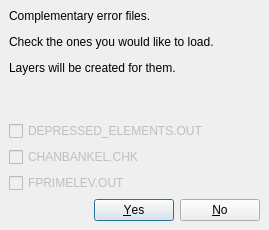
This is flo2d/ui/issues_files.ui in FLO-2DSoftware/qgis-flo-2d-plugin as Qt 5 draws it before an edit. The edited form follows.
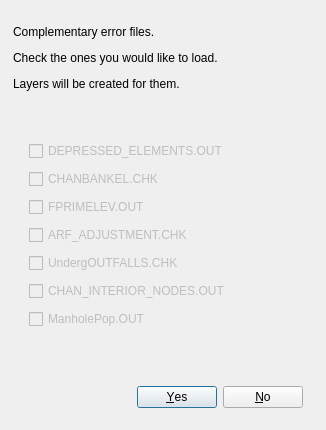
This is the edited form.

Commit message: Stop creation of debug/complementary layers due to unresolved error

The edit to the form file:
```diff
--- a/flo2d/ui/issues_files.ui
+++ b/flo2d/ui/issues_files.ui
@@ -6,8 +6,8 @@
    <rect>
     <x>0</x>
     <y>0</y>
-    <width>269</width>
-    <height>215</height>
+    <width>326</width>
+    <height>430</height>
    </rect>
   </property>
   <property name="sizePolicy">
@@ -22,65 +22,135 @@
   <property name="modal">
    <bool>true</bool>
   </property>
-  <layout class="QGridLayout" name="gridLayout_2">
-   <item row="0" column="0">
-    <widget class="QLabel" name="label">
-     <property name="text">
-      <string>&lt;html&gt;&lt;head/&gt;&lt;body&gt;&lt;p&gt;Complementary error files.&lt;/p&gt;&lt;p&gt;Check the ones you would like to load.&lt;/p&gt;&lt;p&gt;Layers will be created for them.&lt;/p&gt;&lt;p&gt;&lt;br/&gt;&lt;/p&gt;&lt;/body&gt;&lt;/html&gt;</string>
-     </property>
-    </widget>
-   </item>
-   <item row="1" column="0">
-    <layout class="QGridLayout" name="gridLayout">
-     <item row="2" column="0">
-      <widget class="QCheckBox" name="fprimelev_chbox">
-       <property name="enabled">
-        <bool>false</bool>
-       </property>
-       <property name="text">
-        <string>FPRIMELEV.OUT</string>
-       </property>
-       <property name="checked">
-        <bool>false</bool>
-       </property>
-      </widget>
-     </item>
-     <item row="1" column="0">
-      <widget class="QCheckBox" name="chanbankel_chbox">
-       <property name="enabled">
-        <bool>false</bool>
-       </property>
-       <property name="text">
-        <string>CHANBANKEL.CHK</string>
-       </property>
-       <property name="checked">
-        <bool>false</bool>
-       </property>
-      </widget>
-     </item>
-     <item row="0" column="0">
-      <widget class="QCheckBox" name="depressed_elements_chbox">
-       <property name="enabled">
-        <bool>false</bool>
-       </property>
-       <property name="text">
-        <string>DEPRESSED_ELEMENTS.OUT</string>
-       </property>
-       <property name="checked">
-        <bool>false</bool>
-       </property>
-      </widget>
-     </item>
-    </layout>
-   </item>
-   <item row="2" column="0">
-    <widget class="QDialogButtonBox" name="complementary_files_buttonBox">
-     <property name="standardButtons">
-      <set>QDialogButtonBox::No|QDialogButtonBox::Yes</set>
-     </property>
-    </widget>
-   </item>
-  </layout>
+  <widget class="QLabel" name="label">
+   <property name="geometry">
+    <rect>
+     <x>13</x>
+     <y>13</y>
+     <width>274</width>
+     <height>131</height>
+    </rect>
+   </property>
+   <property name="text">
+    <string>&lt;html&gt;&lt;head/&gt;&lt;body&gt;&lt;p&gt;Complementary error files.&lt;/p&gt;&lt;p&gt;Check the ones you would like to load.&lt;/p&gt;&lt;p&gt;Layers will be created for them.&lt;/p&gt;&lt;p&gt;&lt;br/&gt;&lt;/p&gt;&lt;/body&gt;&lt;/html&gt;</string>
+   </property>
+  </widget>
+  <widget class="QDialogButtonBox" name="complementary_files_buttonBox">
+   <property name="geometry">
+    <rect>
+     <x>70</x>
+     <y>380</y>
+     <width>233</width>
+     <height>34</height>
+    </rect>
+   </property>
+   <property name="standardButtons">
+    <set>QDialogButtonBox::No|QDialogButtonBox::Yes</set>
+   </property>
+  </widget>
+  <widget class="QWidget" name="layoutWidget">
+   <property name="geometry">
+    <rect>
+     <x>20</x>
+     <y>130</y>
+     <width>281</width>
+     <height>217</height>
+    </rect>
+   </property>
+   <layout class="QVBoxLayout" name="verticalLayout">
+    <item>
+     <widget class="QCheckBox" name="depressed_elements_chbox">
+      <property name="enabled">
+       <bool>false</bool>
+      </property>
+      <property name="text">
+       <string>DEPRESSED_ELEMENTS.OUT</string>
+      </property>
+      <property name="checked">
+       <bool>false</bool>
+      </property>
+     </widget>
+    </item>
+    <item>
+     <widget class="QCheckBox" name="chanbankel_chbox">
+      <property name="enabled">
+       <bool>false</bool>
+      </property>
+      <property name="text">
+       <string>CHANBANKEL.CHK</string>
+      </property>
+      <property name="checked">
+       <bool>false</bool>
+      </property>
+     </widget>
+    </item>
+    <item>
+     <widget class="QCheckBox" name="fprimelev_chbox">
+      <property name="enabled">
+       <bool>false</bool>
+      </property>
+      <property name="text">
+       <string>FPRIMELEV.OUT</string>
+      </property>
+      <property name="checked">
+       <bool>false</bool>
+      </property>
+     </widget>
+    </item>
+    <item>
+     <widget class="QCheckBox" name="arf_adjustments_chbox">
+      <property name="enabled">
+       <bool>false</bool>
+      </property>
+      <property name="text">
+       <string>ARF_ADJUSTMENT.CHK</string>
+      </property>
+      <property name="checked">
+       <bool>false</bool>
+      </property>
+     </widget>
+    </item>
+    <item>
+     <widget class="QCheckBox" name="underground_outfalls_chbox">
+      <property name="enabled">
+       <bool>false</bool>
+      </property>
+      <property name="text">
+       <string>UndergOUTFALLS.CHK</string>
+      </property>
+      <property name="checked">
+       <bool>false</bool>
+      </property>
+     </widget>
+    </item>
+    <item>
+     <widget class="QCheckBox" name="chan_interior_nodes_chbox">
+      <property name="enabled">
+       <bool>false</bool>
+      </property>
+      <property name="text">
+       <string>CHAN_INTERIOR_NODES.OUT</string>
+      </property>
+      <property name="checked">
+       <bool>false</bool>
+      </property>
+     </widget>
+    </item>
+    <item>
+     <widget class="QCheckBox" name="man_hole_pop_chbox">
+      <property name="enabled">
+       <bool>false</bool>
+      </property>
+      <property name="text">
+       <string>ManholePop.OUT</string>
+      </property>
+      <property name="checked">
+       <bool>false</bool>
+      </property>
+     </widget>
+    </item>
+   </layout>
+  </widget>
  </widget>
  <layoutdefault spacing="6" margin="9"/>
  <resources/>
```
The commit also changes 2 other files.
